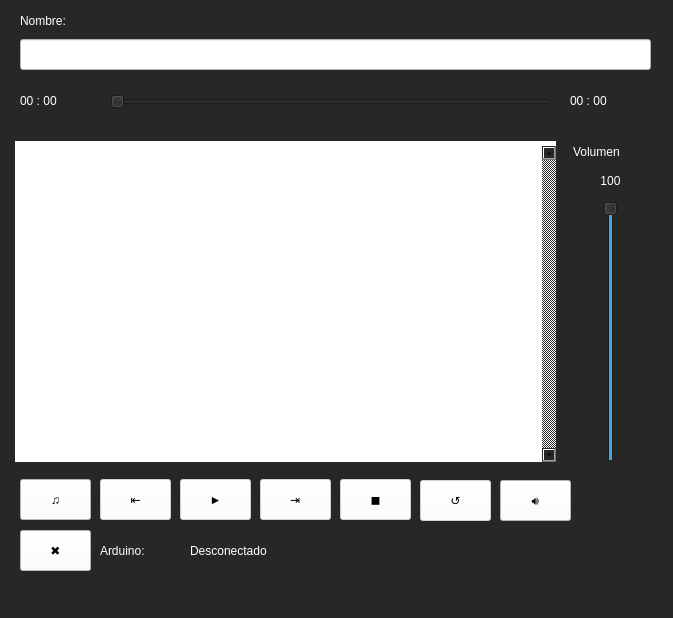
Above: Programas/Proyecto/MusicPlayerV2.ui from c-arlo/PIP_2024_3 before the change. Below: the same form after it.
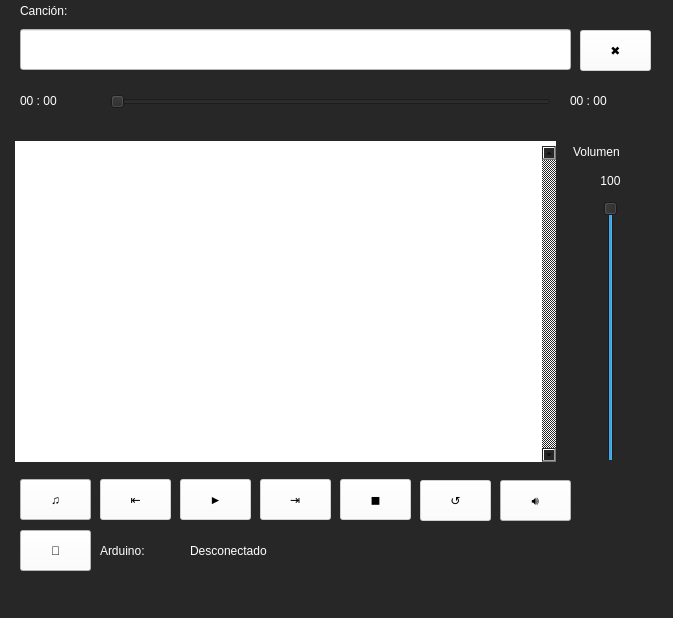
That is the form after the change.

Patch:
```diff
--- a/Programas/Proyecto/MusicPlayerV2.ui
+++ b/Programas/Proyecto/MusicPlayerV2.ui
@@ -260,14 +260,14 @@
 background-color: rgb(255, 255, 255);</string>
     </property>
     <property name="text">
-     <string>✖</string>
+     <string>🔌</string>
     </property>
    </widget>
    <widget class="QLabel" name="label_3">
     <property name="geometry">
      <rect>
       <x>20</x>
-      <y>10</y>
+      <y>0</y>
       <width>81</width>
       <height>21</height>
      </rect>
@@ -277,7 +277,7 @@
 color: rgb(255, 255, 255);</string>
     </property>
     <property name="text">
-     <string>Nombre:</string>
+     <string>Canción:</string>
     </property>
    </widget>
    <widget class="QLabel" name="txtSongLen">
@@ -391,9 +391,9 @@
     <property name="geometry">
      <rect>
       <x>20</x>
-      <y>39</y>
-      <width>631</width>
-      <height>31</height>
+      <y>29</y>
+      <width>551</width>
+      <height>41</height>
      </rect>
     </property>
     <property name="styleSheet">
@@ -427,6 +427,27 @@
      <string>↺</string>
     </property>
    </widget>
+   <widget class="QPushButton" name="btnRewind_2">
+    <property name="enabled">
+     <bool>false</bool>
+    </property>
+    <property name="geometry">
+     <rect>
+      <x>580</x>
+      <y>30</y>
+      <width>71</width>
+      <height>41</height>
+     </rect>
+    </property>
+    <property name="styleSheet">
+     <string notr="true">font: 75 20pt &quot;MS Shell Dlg 2&quot;;
+color: rgb(0, 0, 0);
+background-color: rgb(255, 255, 255);</string>
+    </property>
+    <property name="text">
+     <string>✖</string>
+    </property>
+   </widget>
   </widget>
   <widget class="QMenuBar" name="menubar">
    <property name="geometry">
```
Left out of the diff: 3 changed lines with no effect on the pictures.
